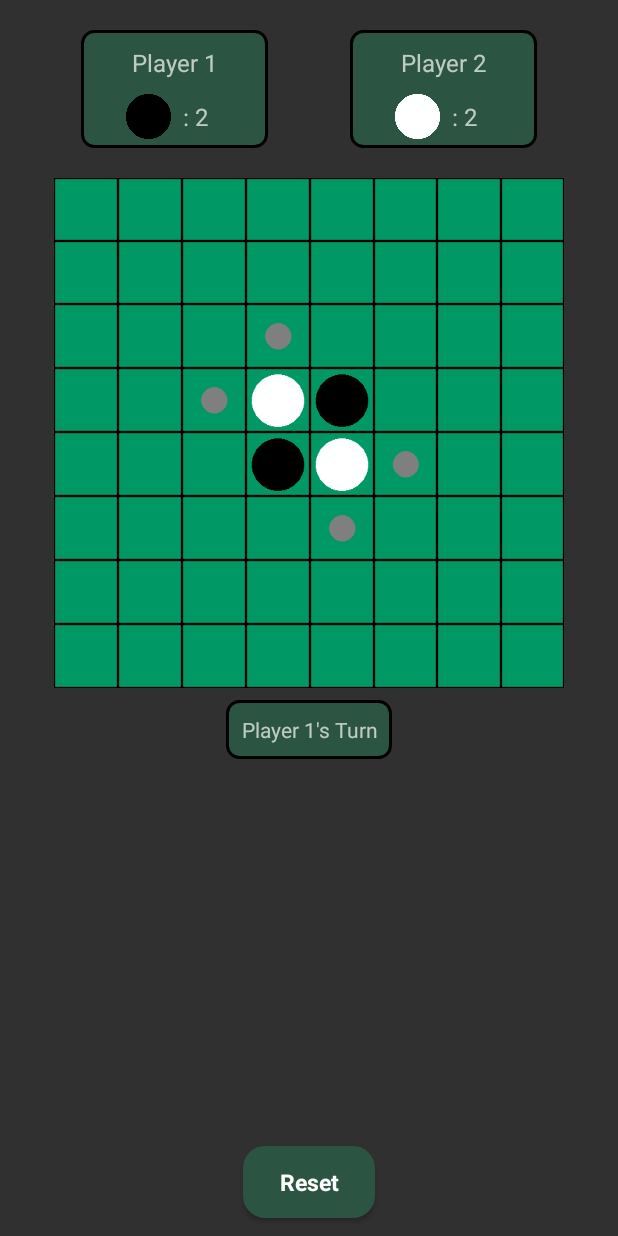
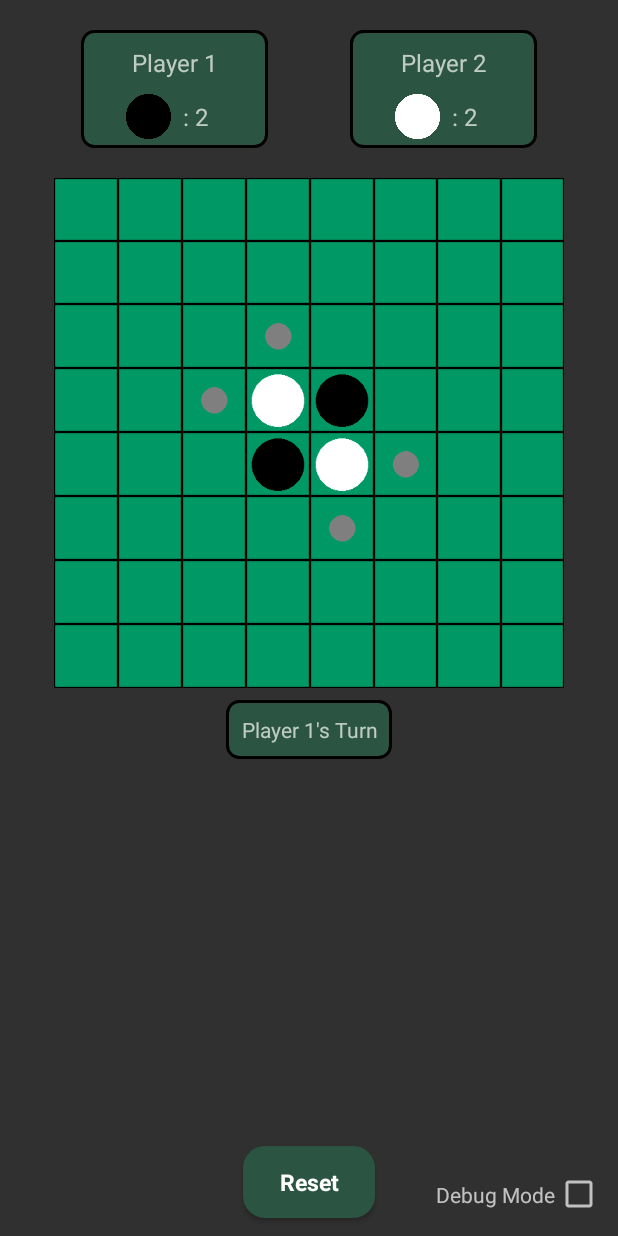
Before and after one commit to GenericSkybox/CSC-475-Projects, an Android app: the GameActivity screen opened directly, with no data from a screen before it, on a phone screen of 412 x 824 dp. Run offline under Robolectric (Android 15) with nearby library versions, the phone set to English and light mode, and no system bars.

Commit message:
Got the debug part working. Also fixed a bug with depths greater than 0 where we wouldn't appropriately calculate the enemy player's optimal turn

```diff
--- a/Othello App/app/src/main/java/com/newtechsys/othello/Classes/Board.java
+++ b/Othello App/app/src/main/java/com/newtechsys/othello/Classes/Board.java
@@ -266,7 +266,7 @@ public class Board {
 
         // the ASCII board needs to be built dynamically, so we'll use a string builder for that
         StringBuilder sb = new StringBuilder();
-        sb.append("\n");
+        sb.append(" \n");
 
         // iterate through the entire board and shorten each space to single-letter representation
         for (int i = 0; i < boardState.length; i++) {
@@ -274,20 +274,20 @@ public class Board {
                 State currState = boardState[i][j];
 
                 if (currState == State.EMPTY)
-                    sb.append("|E|");
+                    sb.append("| ");
                 else if (currState == State.BLACK)
-                    sb.append("|B|");
+                    sb.append("|X");
                 else if (currState == State.WHITE)
-                    sb.append("|W|");
+                    sb.append("|O");
                 else if (currState == State.VALID)
-                    sb.append("|V|");
+                    sb.append("|-");
             }
 
             // end each row with a new line
-            sb.append("\n");
+            sb.append("|\n");
         }
 
         // print the board
-        Log.d("Board:", sb.toString());
+        Log.d("!Board", sb.toString());
     }
 }
--- a/Othello App/app/src/main/res/layout/activity_game.xml
+++ b/Othello App/app/src/main/res/layout/activity_game.xml
@@ -424,4 +424,26 @@
         app:layout_constraintLeft_toLeftOf="parent"
         app:layout_constraintRight_toRightOf="parent"/>
 
+    <TextView
+        android:id="@+id/debug_text"
+        android:layout_width="wrap_content"
+        android:layout_height="wrap_content"
+
+        android:text="@string/debug_mode"
+
+        app:layout_constraintTop_toTopOf="@+id/debug_check"
+        app:layout_constraintBottom_toBottomOf="@+id/debug_check"
+        app:layout_constraintRight_toLeftOf="@+id/debug_check"/>
+
+    <CheckBox
+        android:id="@+id/debug_check"
+        android:layout_width="wrap_content"
+        android:layout_height="wrap_content"
+        android:layout_marginBottom="12dp"
+        android:layout_marginEnd="10dp"
+
+        app:layout_constraintBottom_toBottomOf="parent"
+        app:layout_constraintRight_toRightOf="parent"
+        />
+
 </android.support.constraint.ConstraintLayout>
--- a/Othello App/app/src/main/res/values/strings.xml
+++ b/Othello App/app/src/main/res/values/strings.xml
@@ -4,6 +4,8 @@
     <string name="black">Black</string>
 
     <string name="cancel">Cancel</string>
+
+    <string name="debug_mode">Debug Mode</string>
 
     <string name="play_against_ai">Play Against\nAI</string>
     <string name="play_against_player">Play Against\nPlayer</string>
```
Also changed, not shown: Othello App/app/src/main/java/com/newtechsys/othello/Activities/GameActivity.java (+50 -22 lines).
